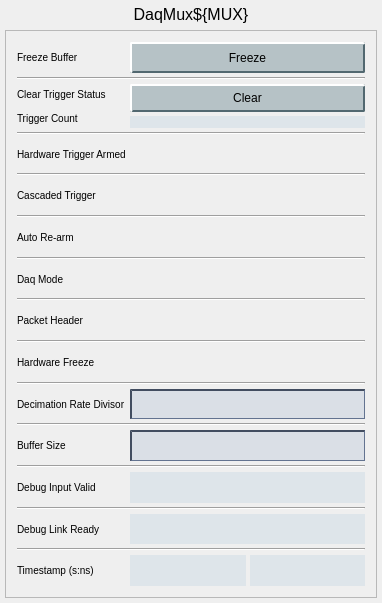
Old version of the form daqMuxV2.ui in the repository cristinasewell/ATCA_PyDM_Screens.
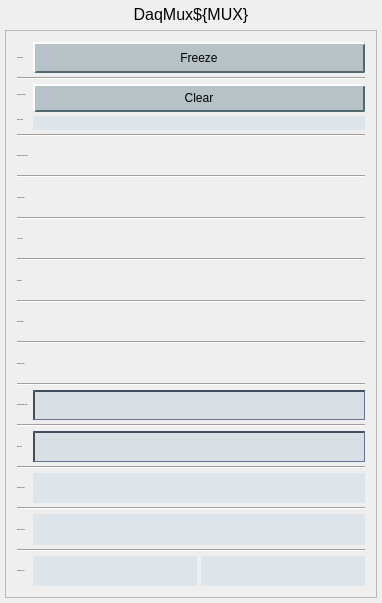
New version of the form. Custom widgets are drawn as their Qt base class.

What changed in the file:
```diff
--- a/daqMuxV2.ui
+++ b/daqMuxV2.ui
@@ -54,9 +54,6 @@
   border-color: rgb(66,77,96);
   border-style: inset;
   border-width: 2px 1px 1px 2px;
-}
-QLabel {
-  font-size: 10px;
 }</string>
   </property>
   <layout class="QVBoxLayout" name="verticalLayout" stretch="0,1">
@@ -106,7 +103,7 @@
         <x>0</x>
         <y>0</y>
         <width>360</width>
-        <height>598</height>
+        <height>600</height>
        </rect>
       </property>
       <layout class="QHBoxLayout" name="horizontalLayout">
@@ -131,10 +128,16 @@
           <layout class="QGridLayout" name="gridLayout_4">
            <item row="0" column="0">
             <widget class="PyDMPushButton" name="PyDMPushButton_5">
+             <property name="sizePolicy">
+              <sizepolicy hsizetype="Preferred" vsizetype="Preferred">
+               <horstretch>0</horstretch>
+               <verstretch>0</verstretch>
+              </sizepolicy>
+             </property>
              <property name="minimumSize">
               <size>
                <width>0</width>
-               <height>24</height>
+               <height>0</height>
               </size>
              </property>
              <property name="toolTip">
```
Left out of the diff: 3 changed lines with no effect on the pictures.
